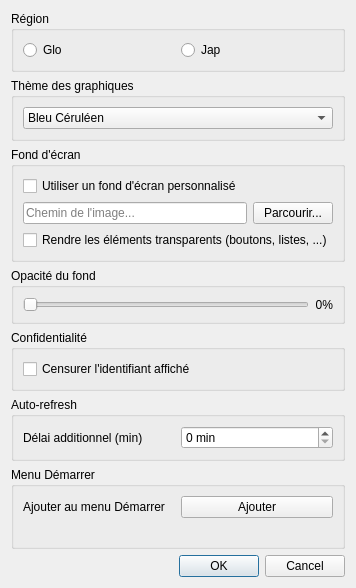
Qt form options.ui (darkruss48/Polar) before a commit.
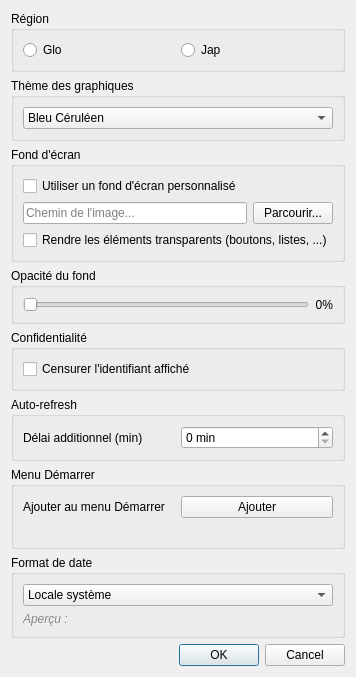
The same form after that commit.

Commit message: Date is now displayed in the main page ; format can be changed in settings

Patch:
```diff
--- a/options.ui
+++ b/options.ui
@@ -256,6 +256,49 @@
      </layout>
     </widget>
    </item>
+   <item>
+    <widget class="QGroupBox" name="groupDateFormat">
+     <property name="title">
+      <string>Format de date</string>
+     </property>
+     <layout class="QVBoxLayout" name="layoutDateFormat">
+      <item>
+       <widget class="QComboBox" name="comboDateFormat">
+        <item>
+         <property name="text">
+          <string>Locale système</string>
+         </property>
+        </item>
+        <item>
+         <property name="text">
+          <string>dd/MM/yyyy HH:mm</string>
+         </property>
+        </item>
+        <item>
+         <property name="text">
+          <string>MM/dd/yyyy HH:mm</string>
+         </property>
+        </item>
+        <item>
+         <property name="text">
+          <string>yyyy-MM-dd HH:mm</string>
+         </property>
+        </item>
+       </widget>
+      </item>
+      <item>
+       <widget class="QLabel" name="labelDatePreview">
+        <property name="text">
+         <string>Aperçu : </string>
+        </property>
+        <property name="styleSheet">
+         <string>color: #888888; font-style: italic;</string>
+        </property>
+       </widget>
+      </item>
+     </layout>
+    </widget>
+   </item>
    <item>
     <widget class="QDialogButtonBox" name="buttonBox">
      <property name="standardButtons">
```
The commit also changes 5 other files.
